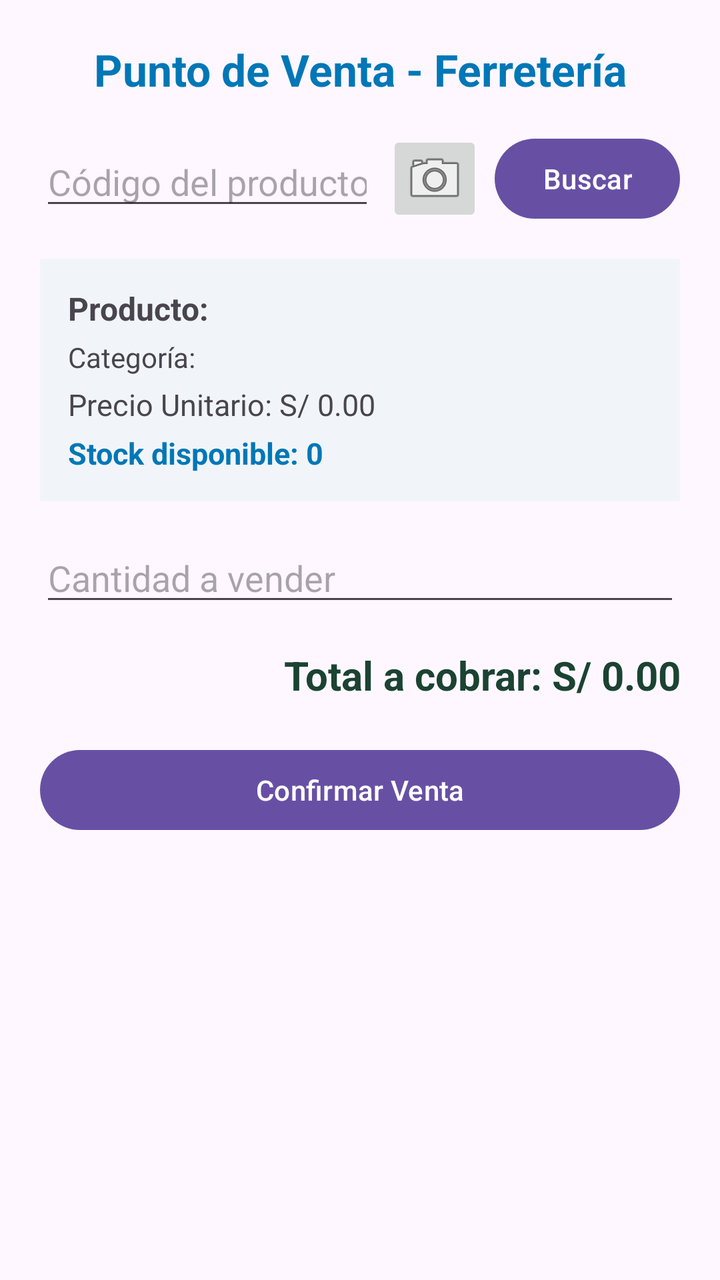
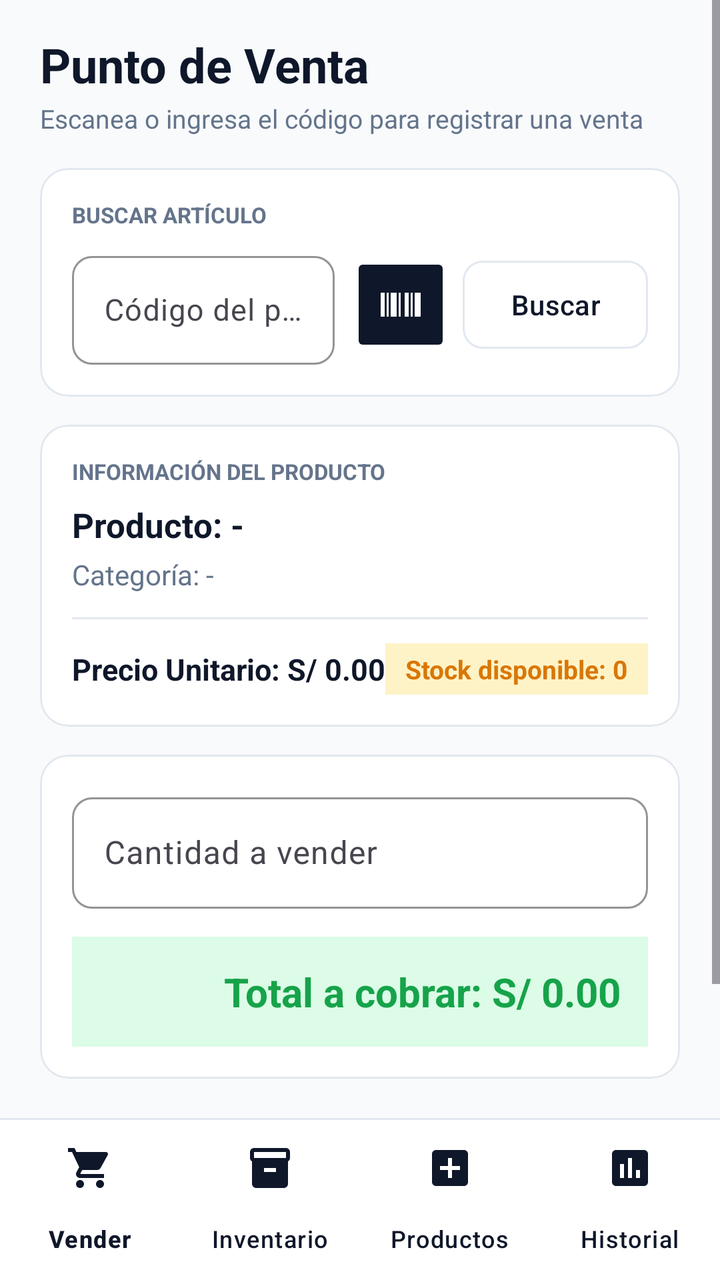

Two renders of the same Android screen: before a commit and after it. Below are the layout's source before the change and the commit's diff.
<!-- AndroidManifest.xml: application theme Theme.InventarioApp -->
<!-- res/layout/activity_main.xml -->
<?xml version="1.0" encoding="utf-8"?>
<ScrollView xmlns:android="http://schemas.android.com/apk/res/android"
    android:id="@+id/main"
    android:layout_width="match_parent"
    android:fitsSystemWindows="true"
    android:layout_height="match_parent">

    <LinearLayout
        android:layout_width="match_parent"
        android:layout_height="wrap_content"
        android:orientation="vertical"
        android:padding="20dp">

        <TextView
            android:layout_width="match_parent"
            android:layout_height="wrap_content"
            android:layout_marginBottom="16dp"
            android:gravity="center"
            android:text="Punto de Venta - Ferretería"
            android:textColor="#0077B6"
            android:textSize="22sp"
            android:textStyle="bold" />

        
        <LinearLayout
            android:layout_width="match_parent"
            android:layout_height="wrap_content"
            android:layout_marginBottom="16dp"
            android:gravity="center_vertical"
            android:orientation="horizontal">

            <EditText
                android:id="@+id/txtCodigoVenta"
                android:layout_width="0dp"
                android:layout_height="wrap_content"
                android:layout_weight="1"
                android:hint="Código del producto"
                android:inputType="text" />

            <ImageButton
                android:id="@+id/btnCamaraVenta"
                android:layout_width="48dp"
                android:layout_height="48dp"
                android:layout_marginStart="6dp"
                android:contentDescription="Escanear"
                android:src="@android:drawable/ic_menu_camera" />

            <Button
                android:id="@+id/btnBuscarVenta"
                android:layout_width="wrap_content"
                android:layout_height="wrap_content"
                android:layout_marginStart="6dp"
                android:text="Buscar" />
        </LinearLayout>

        
        <LinearLayout
            android:layout_width="match_parent"
            android:layout_height="wrap_content"
            android:layout_marginBottom="16dp"
            android:background="#F1F5F9"
            android:orientation="vertical"
            android:padding="14dp">

            <TextView
                android:id="@+id/lblNombreVenta"
                android:layout_width="match_parent"
                android:layout_height="wrap_content"
                android:text="Producto: "
                android:textSize="16sp"
                android:textStyle="bold" />

            <TextView
                android:id="@+id/lblCategoriaVenta"
                android:layout_width="match_parent"
                android:layout_height="wrap_content"
                android:layout_marginTop="4dp"
                android:text="Categoría: "
                android:textSize="14sp" />

            <TextView
                android:id="@+id/lblPrecioVenta"
                android:layout_width="match_parent"
                android:layout_height="wrap_content"
                android:layout_marginTop="4dp"
                android:text="Precio Unitario: S/ 0.00"
                android:textSize="15sp" />

            <TextView
                android:id="@+id/lblStockVenta"
                android:layout_width="match_parent"
                android:layout_height="wrap_content"
                android:layout_marginTop="4dp"
                android:text="Stock disponible: 0"
                android:textColor="#0077B6"
                android:textSize="15sp"
                android:textStyle="bold" />
        </LinearLayout>

        
        <EditText
            android:id="@+id/txtCantidadVenta"
            android:layout_width="match_parent"
            android:layout_height="wrap_content"
            android:layout_marginBottom="16dp"
            android:hint="Cantidad a vender"
            android:inputType="number" />

        
        <TextView
            android:id="@+id/lblTotalVenta"
            android:layout_width="match_parent"
            android:layout_height="wrap_content"
            android:layout_marginBottom="20dp"
            android:gravity="end"
            android:text="Total a cobrar: S/ 0.00"
            android:textColor="#1B4332"
            android:textSize="20sp"
            android:textStyle="bold" />

        <Button
            android:id="@+id/btnConfirmarVenta"
            android:layout_width="match_parent"
            android:layout_height="wrap_content"
            android:text="Confirmar Venta" />

    </LinearLayout>
</ScrollView>
<!-- resources referenced by this layout -->
<resources>
  <style name="Theme.InventarioApp" parent="Base.Theme.InventarioApp" />
  <style name="Base.Theme.InventarioApp" parent="Theme.Material3.DayNight">
          
          
      </style>
</resources>

<!-- the commit's change to res/layout/activity_main.xml (unified diff, before → after) -->
@@ -1,128 +1,291 @@
 <?xml version="1.0" encoding="utf-8"?>
-<ScrollView xmlns:android="http://schemas.android.com/apk/res/android"
+<LinearLayout xmlns:android="http://schemas.android.com/apk/res/android"
+    xmlns:app="http://schemas.android.com/apk/res-auto"
     android:id="@+id/main"
     android:layout_width="match_parent"
+    android:layout_height="match_parent"
+    android:background="@color/bg_pantalla"
     android:fitsSystemWindows="true"
-    android:layout_height="match_parent">
-
-    <LinearLayout
+    android:orientation="vertical">
+
+    
+    <ScrollView
         android:layout_width="match_parent"
-        android:layout_height="wrap_content"
-        android:orientation="vertical"
-        android:padding="20dp">
-
-        <TextView
-            android:layout_width="match_parent"
-            android:layout_height="wrap_content"
-            android:layout_marginBottom="16dp"
-            android:gravity="center"
-            android:text="Punto de Venta - Ferretería"
-            android:textColor="#0077B6"
-            android:textSize="22sp"
-            android:textStyle="bold" />
-
-        
+        android:layout_height="0dp"
+        android:layout_weight="1"
+        android:clipToPadding="false">
+
         <LinearLayout
             android:layout_width="match_parent"
             android:layout_height="wrap_content"
-            android:layout_marginBottom="16dp"
-            android:gravity="center_vertical"
-            android:orientation="horizontal">
-
-            <EditText
-                android:id="@+id/txtCodigoVenta"
-                android:layout_width="0dp"
-                android:layout_height="wrap_content"
-                android:layout_weight="1"
-                android:hint="Código del producto"
-                android:inputType="text" />
-
-            <ImageButton
-                android:id="@+id/btnCamaraVenta"
-                android:layout_width="48dp"
-                android:layout_height="48dp"
-                android:layout_marginStart="6dp"
-                android:contentDescription="Escanear"
-                android:src="@android:drawable/ic_menu_camera" />
-
-            <Button
-                android:id="@+id/btnBuscarVenta"
-                android:layout_width="wrap_content"
-                android:layout_height="wrap_content"
-                android:layout_marginStart="6dp"
-                android:text="Buscar" />
+            android:orientation="vertical"
+            android:paddingHorizontal="20dp"
+            android:paddingTop="16dp"
+            android:paddingBottom="24dp">
+
+            <TextView
+                android:layout_width="match_parent"
+                android:layout_height="wrap_content"
+                android:text="Punto de Venta"
+                android:textColor="@color/primario"
+                android:textSize="24sp"
+                android:textStyle="bold" />
+
+            <TextView
+                android:layout_width="match_parent"
+                android:layout_height="wrap_content"
+                android:layout_marginTop="2dp"
+                android:layout_marginBottom="16dp"
+                android:text="Escanea o ingresa el código para registrar una venta"
+                android:textColor="@color/texto_secundario"
+                android:textSize="13sp" />
+
+            
+            <com.google.android.material.card.MaterialCardView
+                android:layout_width="match_parent"
+                android:layout_height="wrap_content"
+                android:layout_marginBottom="14dp"
+                app:cardBackgroundColor="@color/bg_tarjeta"
+                app:cardCornerRadius="14dp"
+                app:cardElevation="0dp"
+                app:strokeColor="@color/borde_sutil"
+                app:strokeWidth="1dp">
+
+                <LinearLayout
+                    android:layout_width="match_parent"
+                    android:layout_height="wrap_content"
+                    android:orientation="vertical"
+                    android:padding="16dp">
+
+                    <TextView
+                        android:layout_width="match_parent"
+                        android:layout_height="wrap_content"
+                        android:layout_marginBottom="8dp"
+                        android:text="BUSCAR ARTÍCULO"
+                        android:textColor="@color/texto_secundario"
+                        android:textSize="11sp"
+                        android:textStyle="bold" />
+
+                    <LinearLayout
+                        android:layout_width="match_parent"
+                        android:layout_height="wrap_content"
+                        android:gravity="center_vertical"
+                        android:orientation="horizontal">
+
+                        <com.google.android.material.textfield.TextInputLayout
+                            style="@style/Widget.Material3.TextInputLayout.OutlinedBox"
+                            android:layout_width="0dp"
+                            android:layout_height="wrap_content"
+                            android:layout_weight="1"
+                            android:hint="Código del producto"
+                            app:boxCornerRadiusBottomEnd="10dp"
+                            app:boxCornerRadiusBottomStart="10dp"
+                            app:boxCornerRadiusTopEnd="10dp"
+                            app:boxCornerRadiusTopStart="10dp"
+                            app:boxStrokeColor="@color/borde_sutil">
+
+                            <com.google.android.material.textfield.TextInputEditText
+                                android:id="@+id/txtCodigoVenta"
+                                android:layout_width="match_parent"
+                                android:layout_height="wrap_content"
+                                android:inputType="text"
+                                android:textColor="@color/texto_principal"
+                                android:textSize="15sp" />
+                        </com.google.android.material.textfield.TextInputLayout>
+
+                        <ImageButton
+                            android:id="@+id/btnCamaraVenta"
+                            android:layout_width="50dp"
+                            android:layout_height="52dp"
+                            android:layout_marginStart="8dp"
+                            android:backgroundTint="@color/primario"
+                            android:contentDescription="Escanear"
+                            android:src="@drawable/ic_barcode"
+                            app:tint="@color/white" />
+
+                        <com.google.android.material.button.MaterialButton
+                            android:id="@+id/btnBuscarVenta"
+                            style="@style/Widget.Material3.Button.OutlinedButton"
+                            android:layout_width="wrap_content"
+                            android:layout_height="52dp"
+                            android:layout_marginStart="6dp"
+                            android:text="Buscar"
+                            android:textColor="@color/primario"
+                            app:cornerRadius="10dp"
+                            app:strokeColor="@color/borde_sutil" />
+                    </LinearLayout>
+
+                </LinearLayout>
+            </com.google.android.material.card.MaterialCardView>
+
+            
+            <com.google.android.material.card.MaterialCardView
+                android:layout_width="match_parent"
+                android:layout_height="wrap_content"
+                android:layout_marginBottom="14dp"
+                app:cardBackgroundColor="@color/bg_tarjeta"
+                app:cardCornerRadius="14dp"
+                app:cardElevation="0dp"
+                app:strokeColor="@color/borde_sutil"
+                app:strokeWidth="1dp">
+
+                <LinearLayout
+                    android:layout_width="match_parent"
+                    android:layout_height="wrap_content"
+                    android:orientation="vertical"
+                    android:padding="16dp">
+
+                    <TextView
+                        android:layout_width="match_parent"
+                        android:layout_height="wrap_content"
+                        android:layout_marginBottom="8dp"
+                        android:text="INFORMACIÓN DEL PRODUCTO"
+                        android:textColor="@color/texto_secundario"
+                        android:textSize="11sp"
+                        android:textStyle="bold" />
+
+                    <TextView
+                        android:id="@+id/lblNombreVenta"
+                        android:layout_width="match_parent"
+                        android:layout_height="wrap_content"
+                        android:text="Producto: -"
+                        android:textColor="@color/texto_principal"
+                        android:textSize="17sp"
+                        android:textStyle="bold" />
+
+                    <TextView
+                        android:id="@+id/lblCategoriaVenta"
+                        android:layout_width="match_parent"
+                        android:layout_height="wrap_content"
+                        android:layout_marginTop="4dp"
+                        android:text="Categoría: -"
+                        android:textColor="@color/texto_secundario"
+                        android:textSize="14sp" />
+
+                    <View
+                        android:layout_width="match_parent"
+                        android:layout_height="1dp"
+                        android:layout_marginVertical="12dp"
+                        android:background="@color/borde_sutil" />
+
+                    <LinearLayout
+                        android:layout_width="match_parent"
+                        android:layout_height="wrap_content"
+                        android:gravity="center_vertical"
+                        android:orientation="horizontal">
+
+                        <TextView
+                            android:id="@+id/lblPrecioVenta"
+                            android:layout_width="0dp"
+                            android:layout_height="wrap_content"
+                            android:layout_weight="1"
+                            android:text="Precio Unitario: S/ 0.00"
+                            android:textColor="@color/texto_principal"
+                            android:textSize="15sp"
+                            android:textStyle="bold" />
+
+                        <TextView
+                            android:id="@+id/lblStockVenta"
+                            android:layout_width="wrap_content"
+                            android:layout_height="wrap_content"
+                            android:background="@color/acento_suave"
+                            android:paddingHorizontal="10dp"
+                            android:paddingVertical="4dp"
+                            android:text="Stock disponible: 0"
+                            android:textColor="@color/acento"
+                            android:textSize="13sp"
+                            android:textStyle="bold" />
+                    </LinearLayout>
+
+                </LinearLayout>
+            </com.google.android.material.card.MaterialCardView>
+
+            
+            <com.google.android.material.card.MaterialCardView
+                android:layout_width="match_parent"
+                android:layout_height="wrap_content"
+                android:layout_marginBottom="18dp"
+                app:cardBackgroundColor="@color/bg_tarjeta"
+                app:cardCornerRadius="14dp"
+                app:cardElevation="0dp"
+                app:strokeColor="@color/borde_sutil"
+                app:strokeWidth="1dp">
+
+                <LinearLayout
+                    android:layout_width="match_parent"
+                    android:layout_height="wrap_content"
+                    android:orientation="vertical"
+                    android:padding="16dp">
+
+                    <com.google.android.material.textfield.TextInputLayout
+                        style="@style/Widget.Material3.TextInputLayout.OutlinedBox"
+                        android:layout_width="match_parent"
+                        android:layout_height="wrap_content"
+                        android:layout_marginBottom="14dp"
+                        android:hint="Cantidad a vender"
+                        app:boxCornerRadiusBottomEnd="10dp"
+                        app:boxCornerRadiusBottomStart="10dp"
+                        app:boxCornerRadiusTopEnd="10dp"
+                        app:boxCornerRadiusTopStart="10dp"
+                        app:boxStrokeColor="@color/borde_sutil">
+
+                        <com.google.android.material.textfield.TextInputEditText
+                            android:id="@+id/txtCantidadVenta"
+                            android:layout_width="match_parent"
+                            android:layout_height="wrap_content"
+                            android:inputType="number"
+                            android:textColor="@color/texto_principal"
+                            android:textSize="16sp" />
+                    </com.google.android.material.textfield.TextInputLayout>
+
+                    <LinearLayout
+                        android:layout_width="match_parent"
+                        android:layout_height="wrap_content"
+                        android:background="@color/verde_fondo"
+                        android:padding="14dp">
+
+                        <TextView
+                            android:id="@+id/lblTotalVenta"
+                            android:layout_width="match_parent"
+                            android:layout_height="wrap_content"
+                            android:gravity="end"
+                            android:text="Total a cobrar: S/ 0.00"
+                            android:textColor="@color/verde_exito"
+                            android:textSize="20sp"
+                            android:textStyle="bold" />
+                    </LinearLayout>
+
+                </LinearLayout>
+            </com.google.android.material.card.MaterialCardView>
+
+            <com.google.android.material.button.MaterialButton
+                android:id="@+id/btnConfirmarVenta"
+                android:layout_width="match_parent"
+                android:layout_height="54dp"
+                android:backgroundTint="@color/acento"
+                android:text="Confirmar Venta"
+                android:textColor="@color/white"
+                android:textSize="16sp"
+                android:textStyle="bold"
+                app:cornerRadius="12dp" />
+
         </LinearLayout>
-
-        
-        <LinearLayout
-            android:layout_width="match_parent"
-            android:layout_height="wrap_content"
-            android:layout_marginBottom="16dp"
-            android:background="#F1F5F9"
-            android:orientation="vertical"
-            android:padding="14dp">
-
-            <TextView
-                android:id="@+id/lblNombreVenta"
-                android:layout_width="match_parent"
-                android:layout_height="wrap_content"
-                android:text="Producto: "
-                android:textSize="16sp"
-                android:textStyle="bold" />
-
-            <TextView
-                android:id="@+id/lblCategoriaVenta"
-                android:layout_width="match_parent"
-                android:layout_height="wrap_content"
-                android:layout_marginTop="4dp"
-                android:text="Categoría: "
-                android:textSize="14sp" />
-
-            <TextView
-                android:id="@+id/lblPrecioVenta"
-                android:layout_width="match_parent"
-                android:layout_height="wrap_content"
-                android:layout_marginTop="4dp"
-                android:text="Precio Unitario: S/ 0.00"
-                android:textSize="15sp" />
-
-            <TextView
-                android:id="@+id/lblStockVenta"
-                android:layout_width="match_parent"
-                android:layout_height="wrap_content"
-                android:layout_marginTop="4dp"
-                android:text="Stock disponible: 0"
-                android:textColor="#0077B6"
-                android:textSize="15sp"
-                android:textStyle="bold" />
-        </LinearLayout>
-
-        
-        <EditText
-            android:id="@+id/txtCantidadVenta"
-            android:layout_width="match_parent"
-            android:layout_height="wrap_content"
-            android:layout_marginBottom="16dp"
-            android:hint="Cantidad a vender"
-            android:inputType="number" />
-
-        
-        <TextView
-            android:id="@+id/lblTotalVenta"
-            android:layout_width="match_parent"
-            android:layout_height="wrap_content"
-            android:layout_marginBottom="20dp"
-            android:gravity="end"
-            android:text="Total a cobrar: S/ 0.00"
-            android:textColor="#1B4332"
-            android:textSize="20sp"
-            android:textStyle="bold" />
-
-        <Button
-            android:id="@+id/btnConfirmarVenta"
-            android:layout_width="match_parent"
-            android:layout_height="wrap_content"
-            android:text="Confirmar Venta" />
-
-    </LinearLayout>
-</ScrollView>
+    </ScrollView>
+
+    
+    <View
+        android:layout_width="match_parent"
+        android:layout_height="1dp"
+        android:background="@color/borde_sutil" />
+
+    <com.google.android.material.bottomnavigation.BottomNavigationView
+        android:id="@+id/bottomNav"
+        android:layout_width="match_parent"
+        android:layout_height="wrap_content"
+        android:background="@color/bg_tarjeta"
+        app:itemIconTint="@color/primario"
+        app:itemTextColor="@color/primario"
+        app:labelVisibilityMode="labeled"
+        app:menu="@menu/menu_bottom" />
+
+</LinearLayout>
<!-- resource entries referenced after the edit -->
@@ -1,9 +1,34 @@
 <!-- resources referenced by this layout -->
 <resources>
+  <color name="acento">#D97706</color>
+  <color name="acento_suave">#FEF3C7</color>
+  <color name="bg_pantalla">#F8FAFC</color>
+  <color name="bg_tarjeta">#FFFFFF</color>
+  <color name="borde_sutil">#E2E8F0</color>
+  <color name="primario">#0F172A</color>
+  <color name="texto_principal">#0F172A</color>
+  <color name="texto_secundario">#64748B</color>
+  <color name="verde_exito">#16A34A</color>
+  <color name="verde_fondo">#DCFCE7</color>
+  <color name="white">#FFFFFF</color>
+  <!-- drawable ic_barcode (drawable) -->
+  <?xml version="1.0" encoding="utf-8"?>
+  <vector xmlns:android="http://schemas.android.com/apk/res/android"
+      android:width="24dp"
+      android:height="24dp"
+      android:viewportWidth="24"
+      android:viewportHeight="24">
+      <path
+          android:fillColor="#FFFFFF"
+          android:pathData="M2,6h2v12L2,18zM5,6h1v12L5,18zM7,6h3v12L7,18zM11,6h1v12h-1zM14,6h2v12h-2zM17,6h1v12h-1zM19,6h3v12h-3z"/>
+  </vector>
   <style name="Theme.InventarioApp" parent="Base.Theme.InventarioApp" />
-  <style name="Base.Theme.InventarioApp" parent="Theme.Material3.DayNight">
-          
-          
+  <style name="Base.Theme.InventarioApp" parent="Theme.Material3.DayNight.NoActionBar">
+          <item name="colorPrimary">@color/primario</item>
+          <item name="colorSecondary">@color/acento</item>
+          <item name="android:windowBackground">@color/bg_pantalla</item>
+          <item name="android:statusBarColor">@color/bg_pantalla</item>
+          <item name="android:windowLightStatusBar">true</item>
       </style>
 </resources>
 
